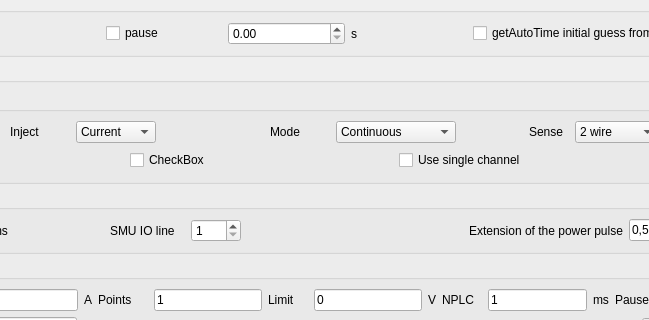
Qt form plugins/SpecSMU-1.2.0/specSMU_settingsWidget.ui (pyIVLS/pyIVLS) before a commit; both pictures show x 294 to 943 and y 153 to 473 of the 1161 by 1022 pixel window.
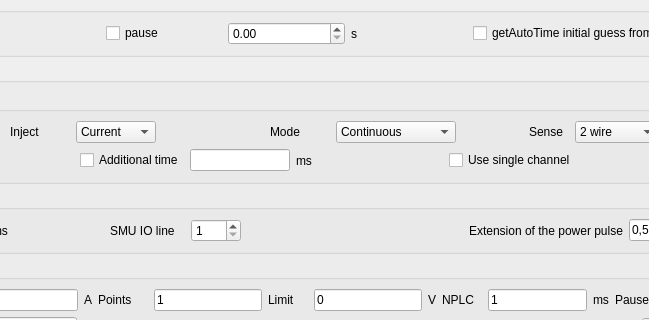
The same form after that commit.

Commit message: added possible addtitional waiting time for drain measurement

```diff
--- a/plugins/SpecSMU-1.2.0/specSMU_settingsWidget.ui
+++ b/plugins/SpecSMU-1.2.0/specSMU_settingsWidget.ui
@@ -503,7 +503,24 @@
                <item>
                 <widget class="QCheckBox" name="checkBox_logWhole">
                  <property name="text">
-                  <string>CheckBox</string>
+                  <string>Additional time</string>
+                 </property>
+                </widget>
+               </item>
+               <item>
+                <widget class="QLineEdit" name="lineEdit_timeAfter">
+                 <property name="maximumSize">
+                  <size>
+                   <width>100</width>
+                   <height>16777215</height>
+                  </size>
+                 </property>
+                </widget>
+               </item>
+               <item>
+                <widget class="QLabel" name="label_8">
+                 <property name="text">
+                  <string>ms</string>
                  </property>
                 </widget>
                </item>
```
Left out of the diff: 2 changed lines with no effect on the pictures. The commit also changes 3 other files.
